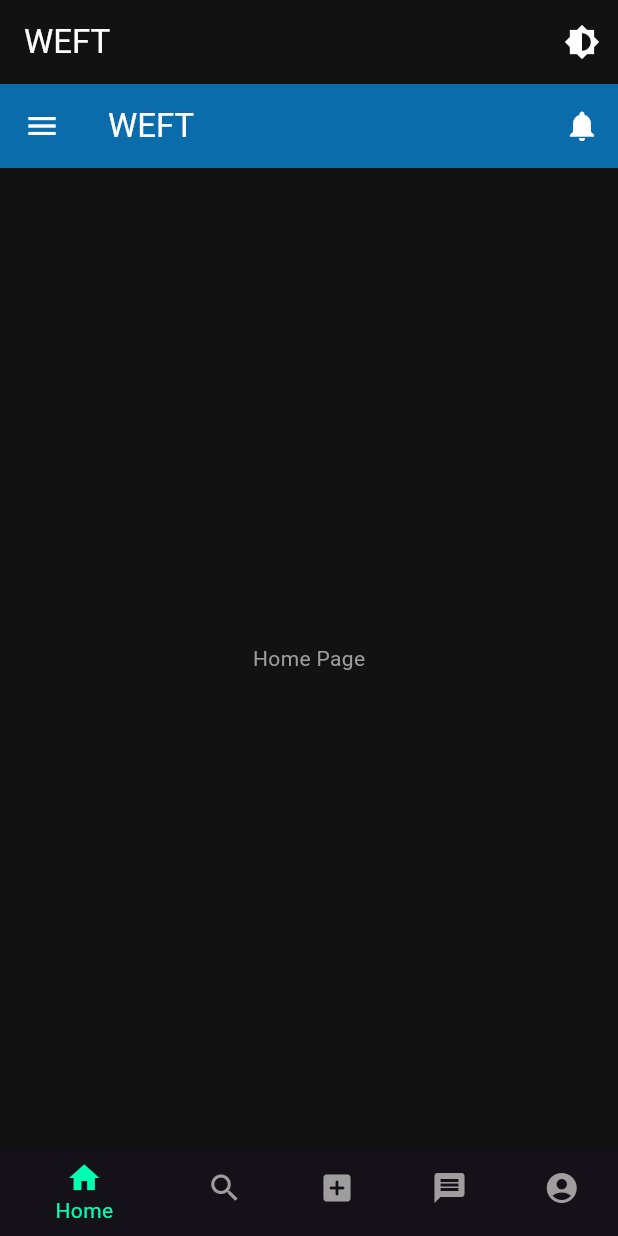
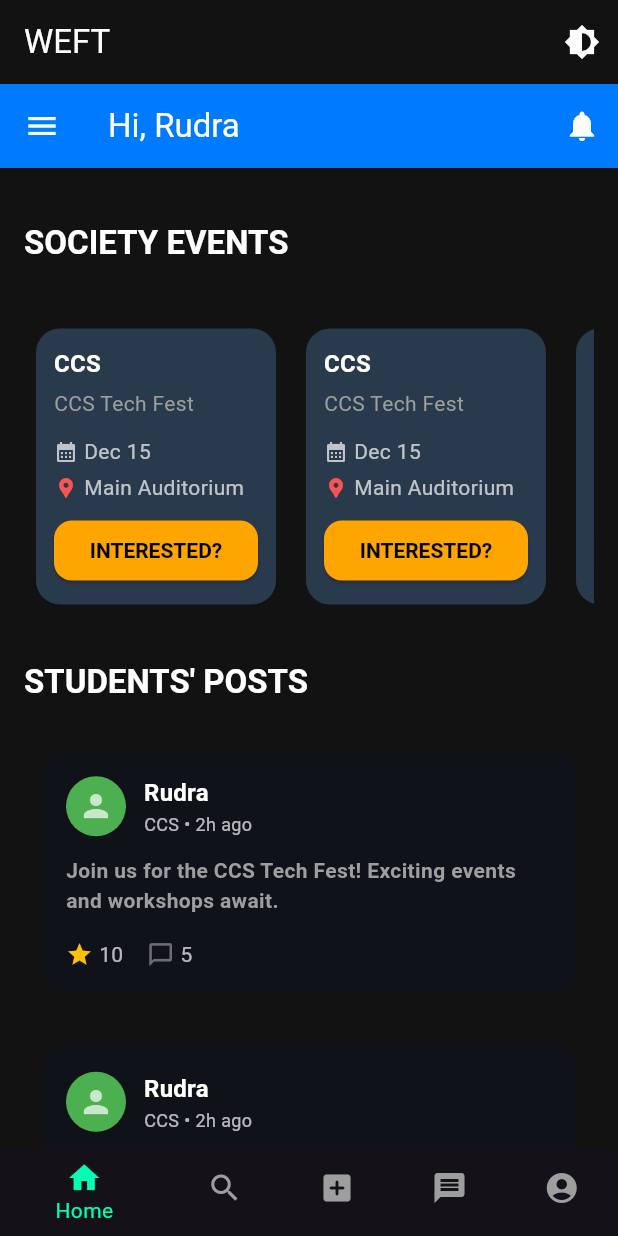
Before and after one commit to WEFT-TIET/FRONTEND, a Flutter app: the screen it shows after launch, on a phone screen of 412 x 824 dp. Run offline on Flutter 3.47's test engine with Material 3 defaults, Android fonts, the phone set to English and light mode, and no system bars.

Commit message:
home page ui (hard coded)

```diff
--- a/frontend_weft/lib/core/theme/app_pallete.dart
+++ b/frontend_weft/lib/core/theme/app_pallete.dart
@@ -18,4 +18,10 @@ class AppPallete {
 
   static const Color textPrimaryDark = Colors.white;
   static const Color textSecondaryDark = Colors.grey;
+
+  static const Color whiteColor = Colors.white70;
+  static const Color red = Colors.redAccent;
+
+  static const Color eventCardColor = Color(0xFF2A3A4D);
+  static const Color postCardColor = Color(0xFF10121A);
 }
--- a/frontend_weft/lib/features/home/view/pages/home.dart
+++ b/frontend_weft/lib/features/home/view/pages/home.dart
@@ -1,21 +1,25 @@
 import 'package:flutter/material.dart';
+import 'package:frontend_weft/core/theme/app_pallete.dart';
 import 'package:frontend_weft/features/home/view/Drawer/attendance.dart';
 import 'package:frontend_weft/features/home/view/Drawer/event.dart';
 import 'package:frontend_weft/features/home/view/Drawer/map.dart';
 import 'package:frontend_weft/features/home/view/Drawer/party.dart';
+import 'package:frontend_weft/features/home/view/widgets/event_card.dart';
+import 'package:frontend_weft/features/post/view/widgets/post_card.dart';
 
 class HomePage extends StatelessWidget {
   const HomePage({super.key});
 
   @override
   Widget build(BuildContext context) {
+    final theme = Theme.of(context);
     return Scaffold(
       appBar: AppBar(
-        backgroundColor: const Color.fromARGB(174, 8, 150, 244),
-        title: const Text('WEFT'),
-        actions: [IconButton(icon: const Icon(Icons.notifications), onPressed: () {
-
-        })],
+        backgroundColor: AppPallete.primaryLight,
+        title: const Text('Hi, Rudra'),
+        actions: [
+          IconButton(icon: const Icon(Icons.notifications), onPressed: () {}),
+        ],
       ),
       drawer: SafeArea(
         child: SizedBox(
@@ -32,10 +36,7 @@ class HomePage extends StatelessWidget {
                     ),
                     child: Text(
                       'For Students',
-                      style: TextStyle(
-                        color: Colors.white,
-                        fontSize: 24,
-                      ),
+                      style: TextStyle(color: Colors.white, fontSize: 24),
                     ),
                   ),
                 ),
@@ -44,8 +45,10 @@ class HomePage extends StatelessWidget {
                   title: Text('Society Events'),
                   onTap: () {
                     Navigator.pop(context);
-                    Navigator.push(context, MaterialPageRoute(builder: (context) => EventPage()),
-                     ); // Close the drawer
+                    Navigator.push(
+                      context,
+                      MaterialPageRoute(builder: (context) => EventPage()),
+                    ); // Close the drawer
                     // Do something
                   },
                 ),
@@ -54,8 +57,10 @@ class HomePage extends StatelessWidget {
                   title: Text('Attendance'),
                   onTap: () {
                     Navigator.pop(context);
-                    Navigator.push(context, MaterialPageRoute(builder: (context) => AttendancePage()),
-                     ); // Close the drawer
+                    Navigator.push(
+                      context,
+                      MaterialPageRoute(builder: (context) => AttendancePage()),
+                    ); // Close the drawer
                     // Navigate to settings
                   },
                 ),
@@ -64,8 +69,10 @@ class HomePage extends StatelessWidget {
                   title: Text('Map'),
                   onTap: () {
                     Navigator.pop(context);
-                    Navigator.push(context, MaterialPageRoute(builder: (context) => MapPage()),
-                     ); // Close the drawer
+                    Navigator.push(
+                      context,
+                      MaterialPageRoute(builder: (context) => MapPage()),
+                    ); // Close the drawer
                     // Do something
                   },
                 ),
@@ -74,8 +81,10 @@ class HomePage extends StatelessWidget {
                   title: Text('Party Tickets'),
                   onTap: () {
                     Navigator.pop(context);
-                    Navigator.push(context, MaterialPageRoute(builder: (context) => PartyPage()),
-                     ); // Close the drawer
+                    Navigator.push(
+                      context,
+                      MaterialPageRoute(builder: (context) => PartyPage()),
+                    ); // Close the drawer
                     // Do something
                   },
                 ),
@@ -84,9 +93,62 @@ class HomePage extends StatelessWidget {
           ),
         ),
       ),
-      body: Center(
-        child: Text(
-          'Home Page',
+      body: SingleChildScrollView(
+        child: Padding(
+          padding: const EdgeInsets.all(16.0),
+          child: Column(
+            crossAxisAlignment: CrossAxisAlignment.start,
+            children: [
+              const SizedBox(height: 20),
+              Text(
+                'SOCIETY EVENTS',
+                style: theme.textTheme.titleLarge?.copyWith(
+                  fontWeight: FontWeight.bold,
+                ),
+              ),
+              const SizedBox(height: 35),
+              SizedBox(
+                height: 200,
+                child: ListView.separated(
+                  scrollDirection: Axis.horizontal,
+                  itemCount: 5,
+                  separatorBuilder: (context, index) => const SizedBox(width: 4),
+                  itemBuilder: (context, index) => EventCard(
+                    title: 'CCS',
+                    subtitle: 'CCS Tech Fest',
+                    date: 'Dec 15',
+                    location: 'Main Auditorium',
+                    backgroundColor: AppPallete.eventCardColor,
+                  ),
+                ),
+              ),
+              const SizedBox(height: 30),
+              Text(
+                'STUDENTS\' POSTS',
+                style: theme.textTheme.titleLarge?.copyWith(
+                  fontWeight: FontWeight.bold,
+                ),
+              ),
+              const SizedBox(height: 20),
+              SizedBox(
+                child: ListView.separated(
+                  shrinkWrap: true,
+                  physics: const NeverScrollableScrollPhysics(),
+                  itemCount: 5,
+                  separatorBuilder: (context, index) => const SizedBox(height: 12),
+                  itemBuilder: (context, index) => PostCard(
+                    name: 'Rudra',
+                    tag: 'CCS',
+                    timeAgo: '2h ago',
+                    content:
+                        'Join us for the CCS Tech Fest! Exciting events and workshops await.',
+                    stars: 10,
+                    comments: 5,
+                  ),
+                ),
+              ),
+            ],
+          ),
         ),
       ),
     );
--- /dev/null
+++ b/frontend_weft/lib/features/home/view/widgets/event_card.dart
@@ -0,0 +1,98 @@
+import 'package:flutter/material.dart';
+import 'package:frontend_weft/core/theme/app_pallete.dart';
+
+class EventCard extends StatefulWidget {
+  final String title;
+  final String subtitle;
+  final String date;
+  final String location;
+  final Color backgroundColor;
+
+  const EventCard({
+    super.key,
+    required this.title,
+    required this.subtitle,
+    required this.date,
+    required this.location,
+    required this.backgroundColor,
+  });
+
+  @override
+  State<EventCard> createState() => _EventCardState();
+}
+
+class _EventCardState extends State<EventCard> {
+  bool _isInterested = false;
+
+  void _toggleInterest() {
+    setState(() {
+      _isInterested = !_isInterested;
+    });
+  }
+
+  @override
+  Widget build(BuildContext context) {
+    final theme = Theme.of(context);
+    return Container(
+      width: 160,
+      margin: const EdgeInsets.all(8),
+      padding: const EdgeInsets.all(12),
+      decoration: BoxDecoration(
+        color: widget.backgroundColor,
+        borderRadius: BorderRadius.circular(16),
+      ),
+      child: Column(
+        crossAxisAlignment: CrossAxisAlignment.start,
+        children: [
+          Text(
+            widget.title,
+            style: theme.textTheme.titleMedium?.copyWith(fontWeight: FontWeight.bold)
+          ),
+          const SizedBox(height: 4),
+          Text(
+            widget.subtitle,
+            style: theme.textTheme.bodyMedium
+          ),
+          const SizedBox(height: 12),
+          Row(
+            children: [
+              const Icon(Icons.calendar_month, size: 16, color: AppPallete.whiteColor),
+              const SizedBox(width: 4),
+              Text(widget.date, style: const TextStyle(color: AppPallete.whiteColor)),
+            ],
+          ),
+          const SizedBox(height: 4),
+          Row(
+            children: [
+              const Icon(Icons.location_pin, size: 16, color: AppPallete.red),
+              const SizedBox(width: 4),
+              Text(widget.location,
+                  style: const TextStyle(color: AppPallete.whiteColor)),
+            ],
+          ),
+          const Spacer(),
+          SizedBox(
+            width: double.infinity,
+            child: ElevatedButton(
+              onPressed: _toggleInterest,
+              style: ElevatedButton.styleFrom(
+                backgroundColor: _isInterested
+                    ? AppPallete.primaryDark
+                    : AppPallete.secondaryDark,
+                foregroundColor: Colors.black,
+                shape: RoundedRectangleBorder(
+                  borderRadius: BorderRadius.circular(12),
+                ),
+                padding: const EdgeInsets.symmetric(vertical: 10),
+                textStyle: const TextStyle(
+                  fontWeight: FontWeight.bold,
+                ),
+              ),
+              child: Text(_isInterested ? '✔ INTERESTED' : 'INTERESTED?'),
+            ),
+          ),
+        ],
+      ),
+    );
+  }
+}
--- /dev/null
+++ b/frontend_weft/lib/features/post/view/widgets/post_card.dart
@@ -0,0 +1,86 @@
+import 'package:flutter/material.dart';
+import 'package:frontend_weft/core/theme/app_pallete.dart';
+
+class PostCard extends StatelessWidget {
+  final String name;
+  final String tag;
+  final String timeAgo;
+  final String content;
+  final int stars;
+  final int comments;
+
+  const PostCard({
+    super.key,
+    required this.name,
+    required this.tag,
+    required this.timeAgo,
+    required this.content,
+    this.stars = 0,
+    this.comments = 0,
+  });
+
+  @override
+  Widget build(BuildContext context) {
+    final theme = Theme.of(context);
+    return Container(
+      margin: const EdgeInsets.all(12),
+      padding: const EdgeInsets.all(16),
+      decoration: BoxDecoration(
+        color: AppPallete.postCardColor, // Dark background
+        borderRadius: BorderRadius.circular(16),
+      ),
+      child: Column(
+        crossAxisAlignment: CrossAxisAlignment.start,
+        children: [
+          // Header: Avatar + Name + Time
+          Row(
+            children: [
+              const CircleAvatar(
+                radius: 20,
+                backgroundColor: Colors.green,
+                child: Icon(Icons.person, color: AppPallete.whiteColor),
+              ),
+              const SizedBox(width: 12),
+              Column(
+                crossAxisAlignment: CrossAxisAlignment.start,
+                children: [
+                  Text(
+                    name,
+                    style: theme.textTheme.titleMedium?.copyWith(fontWeight: FontWeight.bold)
+                  ),
+                  Text(
+                    '$tag • $timeAgo',
+                    style: const TextStyle(color: AppPallete.whiteColor, fontSize: 12),
+                  ),
+                ],
+              ),
+            ],
+          ),
+          const SizedBox(height: 12),
+
+          // Post content
+          Text(
+            content,
+            style: theme.textTheme.bodyMedium?.copyWith(fontWeight: FontWeight.bold),
+          ),
+          const SizedBox(height: 16),
+
+          // Footer: stars + comments
+          Row(
+            children: [
+              const Icon(Icons.star, size: 18, color: Colors.amber),
+              const SizedBox(width: 4),
+              Text('$stars', style: const TextStyle(color: Colors.white70)),
+
+              const SizedBox(width: 16),
+
+              const Icon(Icons.chat_bubble_outline, size: 18, color: Colors.white38),
+              const SizedBox(width: 4),
+              Text('$comments', style: const TextStyle(color: Colors.white70)),
+            ],
+          )
+        ],
+      ),
+    );
+  }
+}
--- a/frontend_weft/lib/features/profile/view/widgets/wef_card.dart
+++ b/frontend_weft/lib/features/profile/view/widgets/wef_card.dart
@@ -6,7 +6,7 @@ class WefCard extends StatelessWidget {
   final Color accent;
   final Color cardColor;
 
-  const WefCard({super.key, required this.title, required this.subtitle, required this.accent, required this.cardColor});
+  const WefCard({super.key, required this.title, required this.subtitle, required this.accent, required this.cardColor,});
 
   @override
   Widget build(BuildContext context) {
```
Also changed, not shown: 1 other file.
